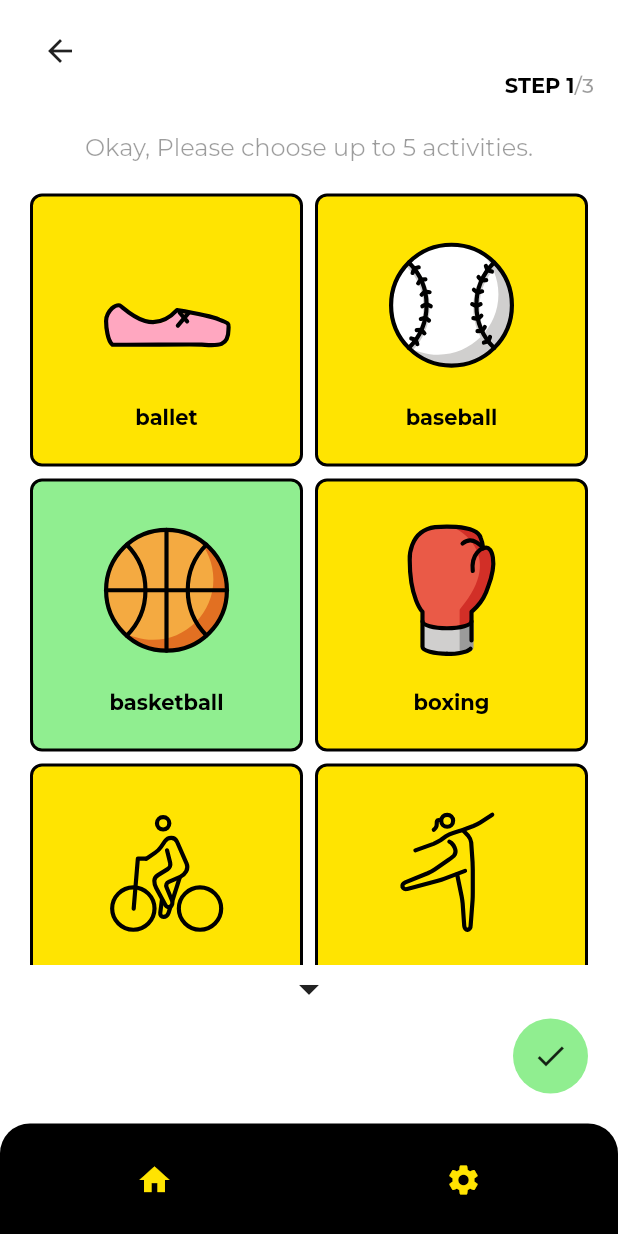
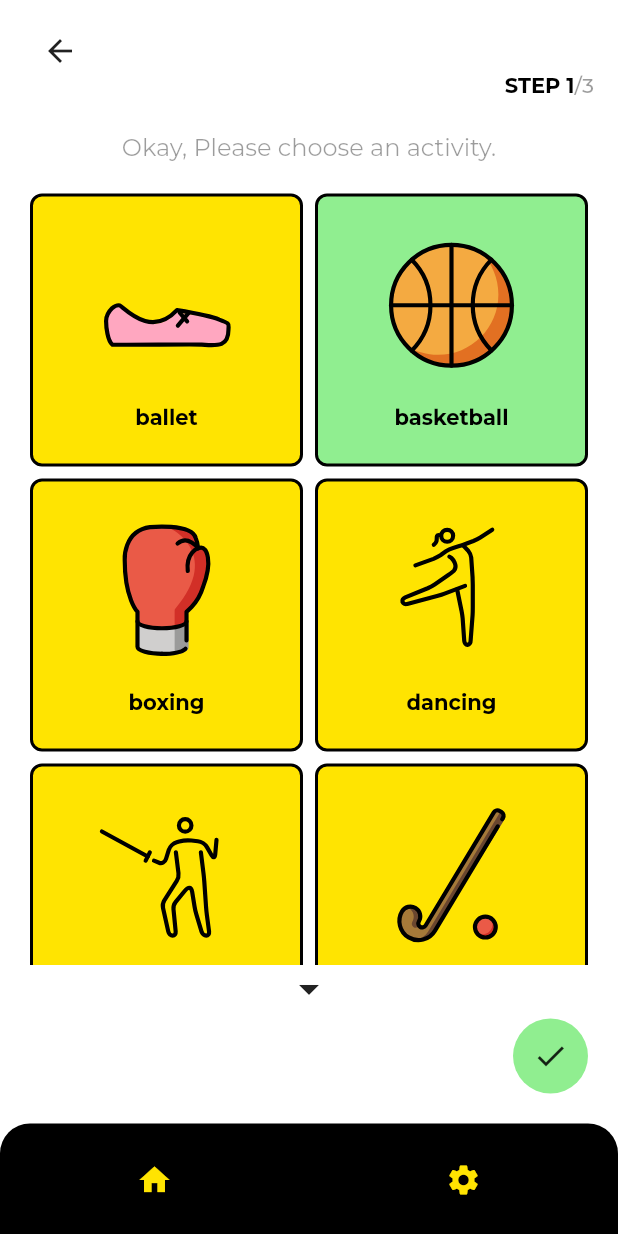
Before and after one commit to taybluetooth/reorient, a Flutter app: the ActivityChoicePage screen opened directly, after a tap on "basketball", on a phone screen of 412 x 824 dp. Run offline on Flutter 3.47's test engine with Material 2 defaults, Android fonts, the phone set to English and light mode, and no system bars; our stand-ins replace cloud_firestore, firebase_auth, firebase_core, flutter_rating_bar, flutter_spinkit, flutter_svg and 2 more; accounts and stored records are empty.

Commit message:
Improved application.

```diff
--- a/client/reorient/lib/helpers/activity_list.dart
+++ b/client/reorient/lib/helpers/activity_list.dart
@@ -2,10 +2,6 @@ const List<List<String>> activitiesList = [
   [
     "ballet",
     "Ballet is an art form created by the movement of the human body. It is theatrical – performed on a stage to an audience utilizing costumes, scenic design and lighting. It can tell a story or express a thought, concept or emotion. Ballet dance can be magical, exciting, provoking or disturbing."
-  ],
-  [
-    "baseball",
-    "Baseball is a bat-and-ball sport played on a field by two teams against each other. In baseball, a player on one team throws a small round ball at a player on the other team, who tries to hit it with a bat. Then the player who hits the ball has to run around the field. Players get runs by running around in a full circle around three points on the ground called bases, to back where they started, which is called home plate. They have to do this without getting caught by the players on the other team."
   ],
   [
     "basketball",
@@ -14,10 +10,6 @@ const List<List<String>> activitiesList = [
   [
     "boxing",
     "Boxing is a combat sport that involves fighting with fists. Traditionally, boxing has also been referred to as “pugilism,” which literally means, “fist fight.” Fights take place in an area called a “ring,” and consist of timed rounds. Winners are decided by points or by knocking out an opponent. A referee runs the fight inside the ring while judges outside the ring ultimately decide who wins the match."
-  ],
-  [
-    "cycling",
-    "Cycling can help to protect you from serious diseases such as stroke, heart attack, some cancers, depression, diabetes, obesity and arthritis. Riding a bike is healthy, fun and a low-impact form of exercise for all ages. Cycling is easy to fit into your daily routine by riding to the shops, park, school or work."
   ],
   [
     "dancing",
@@ -36,10 +28,6 @@ const List<List<String>> activitiesList = [
     "Football is a team sport played between two teams of 11 players each. It is widely considered to be the most popular sport in the world. A ball game, it is played on a rectangular grass field, or occasionally an artificial turf, with a goal at each end of the field. The object of the game is to score by manoeuvring the ball into the opposing goal; only the goalkeepers may use their hands or arms to propel the ball in general play. The team that scores the most goals by the end of the match wins. If the score is tied at the end of the game, either a draw is declared or the game goes into extended time, depending on the format of the competition."
   ],
   [
-    "golf",
-    "golf, a cross-country game in which a player strikes a small ball with various clubs from a series of starting points (teeing grounds) into a series of holes on a course. The player who holes his ball in the fewest strokes wins."
-  ],
-  [
     "gymnastics",
     "gymnastics, the performance of systematic exercises—often with the use of rings, bars, and other apparatus—either as a competitive sport or to improve strength, agility, coordination, and physical conditioning."
   ],
@@ -50,10 +38,6 @@ const List<List<String>> activitiesList = [
   [
     "ice_hockey",
     "Ice hockey is a game between two teams who wear skates and compete on an ice rink. Each team usually has six players. The object is to propel the puck past a goal line and into a net guarded by a goaltender. Ice hockey is popular for its speed and frequent physical contact."
-  ],
-  [
-    "karting",
-    "Karting is a road racing variant of motorsport with open-wheel, four-wheeled vehicles known as go-karts or shifter karts. They are usually raced on scaled-down circuits, although some professional kart races are also held on full-size motorsport circuits."
   ],
   [
     "martial_arts",
@@ -84,10 +68,6 @@ const List<List<String>> activitiesList = [
     "Swimming is an individual or team racing sport that requires the use of one's entire body to move through water. The sport takes place in pools or open water (e.g., in a sea or lake). Competitive swimming is one of the most popular Olympic sports,[1] with varied distance events in butterfly, backstroke, breaststroke, freestyle, and individual medley."
   ],
   [
-    "tennis",
-    "Tennis is a game played with two opposing players (singles) or pairs of players (doubles) using tautly strung rackets to hit a ball of specified size, weight, and bounce over a net on a rectangular court."
-  ],
-  [
     "volleyball",
     "Volleyball is a team sport in which two teams of six players are separated by a net. Each team tries to score points by grounding a ball on the other team's court under organized rules."
   ],
@@ -96,10 +76,6 @@ const List<List<String>> activitiesList = [
     "Water polo is a competitive team sport played in water between two teams of seven players each. The game consists of four quarters in which the two teams attempt to score goals by throwing the ball into the opposing team's goal. The team with the most goals at the end of the game wins the match. Each team is made up of six field players and one goalkeeper. Excluding the goalkeeper, players participate in both offensive and defensive roles. Water polo is typically played in an all-deep pool so that players cannot touch the bottom."
   ],
   [
-    "weight_lifting",
-    "Weight lifting is a type of strength training that uses weights for resistance. Weight lifting provides a stress to the muscles that causes them to adapt and get stronger, similar to the way aerobic conditioning strengthens your heart."
-  ],
-  [
     "wrestling",
     "Wrestling is a sport or contest in which two unarmed individuals struggle hand to hand with each other attempting to subdue or unbalance the other. Wrestling may consists of professional or amateur wrestlers. Widely recognized as the world's oldest competitive sport, amateur wrestling has featured in every Olympic games since its ancient conception."
   ],
--- a/client/reorient/lib/pages/activity_choice_page.dart
+++ b/client/reorient/lib/pages/activity_choice_page.dart
@@ -74,7 +74,7 @@ class _ActivityChoicePageState extends State<ActivityChoicePage> {
               ),
               const SizedBox(height: 24.0),
               Text(
-                'Okay, Please choose up to 5 activities.',
+                'Okay, Please choose an activity.',
                 style: ReorientTextStyles.subHeaderText,
               ),
               const SizedBox(height: 16.0),
@@ -130,7 +130,7 @@ class _ActivityChoicePageState extends State<ActivityChoicePage> {
   }
 
   void _onTap(e) {
-    if (selectedActivities.length < 5) {
+    if (selectedActivities.isEmpty) {
       if (selectedActivities.contains(e.name)) {
         selectedActivities.remove(e.name);
         e.color = ReorientColors.yellow;
@@ -148,7 +148,7 @@ class _ActivityChoicePageState extends State<ActivityChoicePage> {
       } else {
         ScaffoldMessenger.of(context).showSnackBar(
           const SnackBar(
-            content: Text('You can only choose 5 activities.'),
+            content: Text('You can only choose 1 activity.'),
             duration: Duration(seconds: 1),
             backgroundColor: ReorientColors.red,
           ),
--- a/client/reorient/lib/pages/rating_page.dart
+++ b/client/reorient/lib/pages/rating_page.dart
@@ -70,7 +70,7 @@ class _RatingPageState extends State<RatingPage> {
               ),
               const SizedBox(height: 48.0),
               Text(
-                'How much do you enjoy each activity?',
+                'How much do you enjoy your chosen activity?',
                 style: ReorientTextStyles.subHeaderText,
               ),
               const SizedBox(height: 32.0),
--- a/client/reorient/lib/pages/results_page.dart
+++ b/client/reorient/lib/pages/results_page.dart
@@ -68,8 +68,7 @@ class _ResultsPageState extends State<ResultsPage> {
                                 ),
                               )
                               .toList()
-                              .sublist(
-                                  0, 10), // limit to only top 10 activities
+                              .sublist(0, 5), // limit to only top 10 activities
                         ),
                       ),
                     ]),
```
